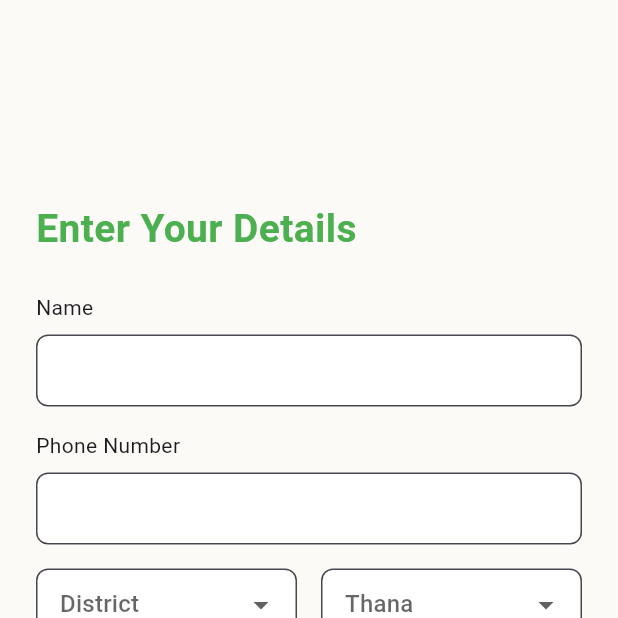
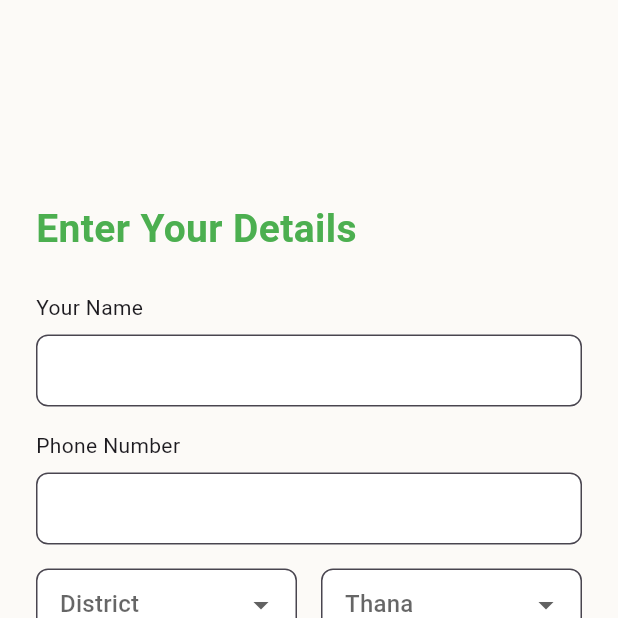
Before and after one commit to AminulSagor/tri-gardening, a Flutter app: the OrderFormView screen opened directly, on a phone screen of 412 x 824 dp, the top half of it. Run offline on Flutter 3.47's test engine with Material 3 defaults, Android fonts, the phone set to English and light mode, and no system bars; our stand-ins replace flutter_screenutil, get.

```diff
--- a/lib/order_form/order_form_view.dart
+++ b/lib/order_form/order_form_view.dart
@@ -28,7 +28,7 @@ class OrderFormView extends StatelessWidget {
               const SizedBox(height: 24),
 
               // Phone & Name
-              _buildTextField(label: "Name", controller: controller.phoneController),
+              _buildTextField(label: "Your Name", controller: controller.phoneController),
               const SizedBox(height: 16),
               _buildTextField(label: "Phone Number", controller: controller.nameController),
               const SizedBox(height: 16),
```
